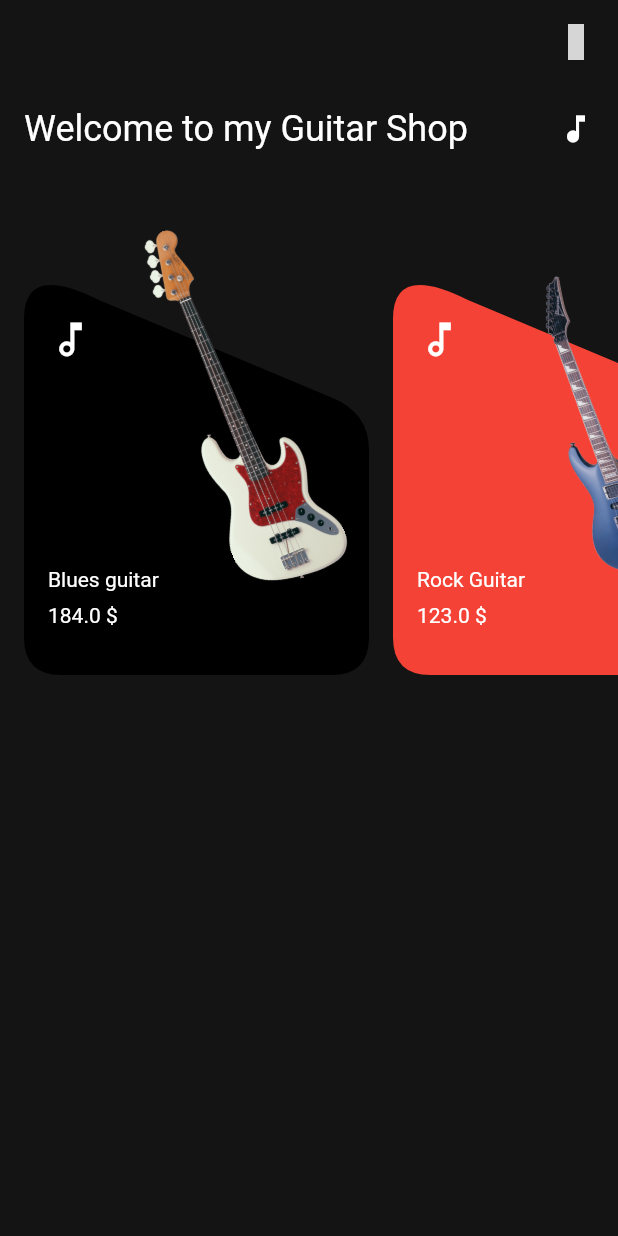
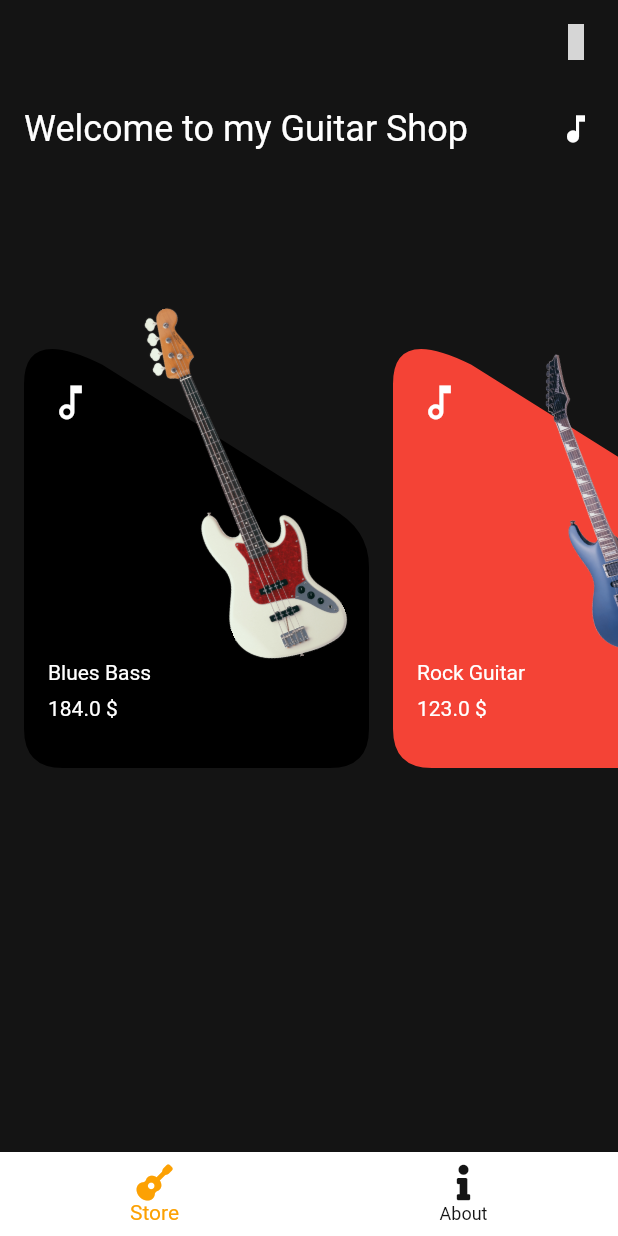
Before and after one commit to Sal7one/Guitar-Experimental-App-Flutter, a Flutter app: the screen it shows after launch, after a tap on an icon or button, on a phone screen of 412 x 824 dp. Run offline on Flutter 3.47's test engine with Material 2 defaults, Android fonts, the phone set to English and light mode, and no system bars; our stand-ins replace fluttericon, shared_preferences; grey boxes are pictures that could not be loaded.

Commit message:
Bottom nav and theme sctruture changed

```diff
--- a/lib/models/Guitar.dart
+++ b/lib/models/Guitar.dart
@@ -19,7 +19,7 @@ class Guitar {
 
   static List<Guitar> list = [
     Guitar(
-      name: "Blues guitar ",
+      name: "Blues Bass ",
       desc: "Bluess",
       price: 184,
       color: Colors.black,
--- a/lib/pages/StorePage.dart
+++ b/lib/pages/StorePage.dart
@@ -1,11 +1,12 @@
 import 'package:flutter/material.dart';
+import 'package:fluttericon/font_awesome5_icons.dart';
 import 'package:fluttericon/typicons_icons.dart';
 import 'package:guitar_shop_practice/constants.dart';
 import 'package:guitar_shop_practice/resources/theme/ThemeState.dart';
 import 'package:provider/provider.dart';
-import 'GuitarBackground.dart';
+import 'package:guitar_shop_practice/models/Guitar.dart';
+import 'package:guitar_shop_practice/pages/widgets/GuitarBackground.dart';
 import 'ShowRoom.dart';
-import '../models/Guitar.dart';
 
 class StorePage extends StatefulWidget {
   const StorePage({Key? key}) : super(key: key);
@@ -18,6 +19,11 @@ class _StorePageState extends State<StorePage> {
   List<Guitar> guitarList = Guitar.list;
   late var themeProvider;
 
+  @override
+  void initState() {
+    themeProvider = Provider.of<ThemeState>(context, listen: false);
+  }
+
   changeTheme() async {
     themeProvider = Provider.of<ThemeState>(context, listen: false);
     String value = "";
@@ -27,15 +33,52 @@ class _StorePageState extends State<StorePage> {
     Provider.of<ThemeState>(context, listen: false).userTheme = value;
   }
 
-  @override
-  void initState() {
-    themeProvider = Provider.of<ThemeState>(context, listen: false);
+  isDark() => themeProvider.userTheme == Constants.themePreferenceDark;
+
+  int _selectedIndex = 0;
+  static const TextStyle optionStyle =
+  TextStyle(fontSize: 30, fontWeight: FontWeight.bold);
+  static const List<Widget> _widgetOptions = <Widget>[
+    Text(
+      'Index 0: Home',
+      style: optionStyle,
+    ),
+    Text(
+      'Index 1: Business',
+      style: optionStyle,
+    ),
+    Text(
+      'Index 2: School',
+      style: optionStyle,
+    ),
+  ];
+
+  void _onItemTapped(int index) {
+    setState(() {
+      _selectedIndex = index;
+    });
   }
 
   @override
   Widget build(BuildContext context) {
     return SafeArea(
       child: Scaffold(
+        bottomNavigationBar: BottomNavigationBar(
+          items: const <BottomNavigationBarItem>[
+            BottomNavigationBarItem(
+              icon: Icon(FontAwesome5.guitar),
+              label: 'Store',
+            ),
+            BottomNavigationBarItem(
+              icon: Icon(FontAwesome5.info),
+              label: 'About',
+            ),
+          ],
+          currentIndex: _selectedIndex,
+          backgroundColor: Theme.of(context).bottomNavigationBarTheme.backgroundColor,
+          selectedItemColor: Theme.of(context).bottomNavigationBarTheme.selectedItemColor,
+          onTap: _onItemTapped,
+        ),
         appBar:
             AppBar(backgroundColor: Colors.transparent, elevation: 0, actions: [
           GestureDetector(
@@ -43,7 +86,7 @@ class _StorePageState extends State<StorePage> {
               setState(() {
                 changeTheme();
               })
-            }, // TODO
+            },
             child: Padding(
               padding: const EdgeInsets.all(16),
               child: Icon(
@@ -59,7 +102,7 @@ class _StorePageState extends State<StorePage> {
               padding: const EdgeInsets.all(16),
               child: Row(
                 mainAxisAlignment: MainAxisAlignment.spaceBetween,
-                children:  [
+                children: [
                   Text(
                     Constants.storePageTitle,
                     style: Theme.of(context).textTheme.headline5,
@@ -69,10 +112,10 @@ class _StorePageState extends State<StorePage> {
               ),
             ),
             const SizedBox(
-              height: 18,
+              height: 60,
             ),
             Container(
-              height: 300,
+              height: 320,
               margin: const EdgeInsets.symmetric(vertical: 16),
               child: ListView.builder(
                 itemCount: guitarList.length,
@@ -100,7 +143,7 @@ class _StorePageState extends State<StorePage> {
                           ),
                           Positioned(
                             right: 55,
-                            bottom: 55,
+                            bottom: 65,
                             child: Hero(
                               tag: "hero${guitarList[index].imgPath}",
                               child: Transform.rotate(
@@ -108,7 +151,7 @@ class _StorePageState extends State<StorePage> {
                                 child: Image(
                                   width: 75,
                                   image: AssetImage(
-                                      "images/${guitarList[index].imgPath}"), // TODO IMAGE HELPER UTIL
+                                      "images/${guitarList[index].imgPath}"), // TODO IMAGE HELPER UTIL for folders
                                 ),
                               ),
                             ),
@@ -125,6 +168,4 @@ class _StorePageState extends State<StorePage> {
       ),
     );
   }
-
-  isDark() => themeProvider.userTheme == Constants.themePreferenceDark;
 }
--- a/lib/pages/GuitarBackground.dart
+++ b/lib/pages/widgets/GuitarBackground.dart
@@ -1,13 +1,12 @@
 import 'package:flutter/material.dart';
-import '../widgets/helpers/AppClipper.dart';
-import '../models/Guitar.dart';
-import 'package:guitar_shop_practice/utils/extensions.dart';
+import 'helpers/AppClipper.dart';
+import 'package:guitar_shop_practice/models/Guitar.dart';
 
 Widget GuitarBackground(int index, double width, BuildContext context) {
   List<Guitar> guitarList = Guitar.list;
 
   return ClipPath(
-    clipper: AppClipper(cornerSize: 25, diagonalHeight: 100),
+    clipper: AppClipper(cornerSize: 26, diagonalHeight: 135),
     child: Container(
       color: guitarList[index].color,
       width: width,
@@ -41,26 +40,6 @@ Widget GuitarBackground(int index, double width, BuildContext context) {
               ],
             ),
           ),
-          // Positioned(
-          //   bottom: 0,
-          //   right: 0,
-          //   child: Container(
-          //     width: 50,
-          //     height: 50,
-          //     decoration: const BoxDecoration(
-          //       color: Colors.green,
-          //       borderRadius: BorderRadius.only(
-          //         topLeft: Radius.circular(10),
-          //       ),
-          //     ),
-          //     child: const Center(
-          //       child: Icon(
-          //         Icons.add,
-          //         color: Colors.white,
-          //       ),
-          //     ),
-          //   ),
-          // )
         ],
       ),
     ),
--- a/lib/resources/colors/Colors.dart
+++ b/lib/resources/colors/Colors.dart
@@ -2,8 +2,10 @@ import 'package:flutter/material.dart';
 
 class ApplicationColors {
   static LightColors get light => LightColors();
+  static DarkColors get dark => DarkColors();
 
-  static DarkColors get dark => DarkColors();
+  static const Color bottomNavBackground =  Color(0xFFFFFFFF);
+  static const Color bottomNavItem =  Color(0xFF6002EE);
 }
 
 class LightColors extends ApplicationColors {
@@ -14,6 +16,9 @@ class LightColors extends ApplicationColors {
   static const Color appBarContent = Color(0xFFFFFFFF);
   static const Color white = Color(0xFFFFFFFF);
   static const Color black = Color(0xFF141414);
+  static const Color bottomNavBackground =  Color(0xFF141414);
+  static const Color bottomNavItem =  Color(0xFF6002EE);
+  static const Color bottomNavItemNotSelected =  Color(0xFFFFFFFF);
   static const Color textPrimary = TextColors.lightPrimary;
   static const Color textSecondary = TextColors.lightSecondary;
 }
@@ -25,6 +30,9 @@ class DarkColors extends ApplicationColors {
   static const Color appBarBackground = Color(0xFFFFFFFF);
   static const Color appBarContent = Color(0xFF141414);
   static const Color white = Color(0xFFFFFFFF);
+  static const Color bottomNavBackground =  Color(0xFFFFFFFF);
+  static const Color bottomNavItem =  Color(0xFFfca103);
+  static const Color bottomNavItemNotSelected =  Color(0xFF141414);
   static const Color black = Color(0xFF141414);
   static const Color textPrimary = TextColors.darkPrimary;
   static const Color textSecondary = TextColors.darkPrimary;
--- a/lib/resources/theme/CustomAppTheme.dart
+++ b/lib/resources/theme/CustomAppTheme.dart
@@ -3,13 +3,24 @@ import 'package:flutter/services.dart';
 import 'package:guitar_shop_practice/resources/colors/Colors.dart';
 
 class CustomAppTheme with ChangeNotifier {
+  static ThemeData get globalAppTheme {
+    return ThemeData(
+      fontFamily: 'open-sans',
+      bottomNavigationBarTheme: const BottomNavigationBarThemeData(
+          selectedItemColor: ApplicationColors.bottomNavItem,
+          backgroundColor: ApplicationColors.bottomNavBackground),
+    );
+  }
+
   static ThemeData get lightTheme {
-    return ThemeData(
+    return globalAppTheme.copyWith(
       primaryColor: LightColors.primary,
       scaffoldBackgroundColor: LightColors.scaffold,
       appBarTheme: lightAppBarTheme(),
-      // Custom
-      fontFamily: 'Roboto',
+      bottomNavigationBarTheme: const BottomNavigationBarThemeData(
+          selectedItemColor: LightColors.bottomNavItem,
+          backgroundColor: LightColors.bottomNavBackground,
+          unselectedItemColor: LightColors.bottomNavItemNotSelected),
       iconTheme: const IconThemeData(color: LightColors.black),
       textTheme: const TextTheme(
         headline1: TextStyle(color: LightColors.black),
@@ -21,10 +32,15 @@ class CustomAppTheme with ChangeNotifier {
   }
 
   static ThemeData get darkTheme {
-    return ThemeData(
+    return globalAppTheme.copyWith(
       primaryColor: DarkColors.primary,
       scaffoldBackgroundColor: DarkColors.scaffold,
       appBarTheme: darkAppBarTheme(),
+      bottomAppBarColor: DarkColors.bottomNavBackground,
+      bottomNavigationBarTheme: const BottomNavigationBarThemeData(
+          selectedItemColor: DarkColors.bottomNavItem,
+          backgroundColor: DarkColors.bottomNavBackground,
+          unselectedItemColor: DarkColors.bottomNavItemNotSelected),
       iconTheme: const IconThemeData(color: DarkColors.white),
       textTheme: const TextTheme(
         headline1: TextStyle(color: DarkColors.white),
@@ -32,7 +48,7 @@ class CustomAppTheme with ChangeNotifier {
         bodyText1: TextStyle(color: Colors.white),
         bodyText2: TextStyle(color: Colors.white),
       ),
-    ); // Custom
+    );
   }
 
   static AppBarTheme lightAppBarTheme() {
--- a/lib/utils/extensions.dart
+++ /dev/null
@@ -1,5 +0,0 @@
-import 'package:flutter/material.dart';
-
-extension CustomStyles on TextTheme {
-  TextStyle get price => const TextStyle(decoration: TextDecoration.underline, fontSize: 20.0, fontFamily: "sans-serif");
-}
```
Also changed, not shown: lib/pages/widgets/helpers/AppClipper.dart (renamed from lib/widgets/helpers/AppClipper.dart).
